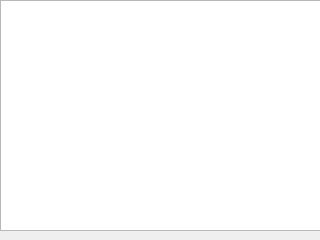
This is records.ui in nischalg8/Qt-Doctor-Appointment-System as Qt 5 draws it before an edit. The edited form follows.
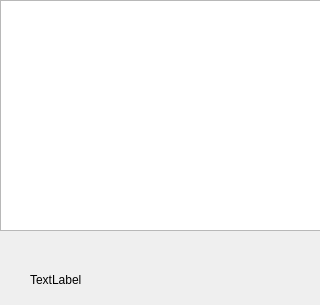
This is the edited form.

Diff of the .ui file:
```diff
--- a/records.ui
+++ b/records.ui
@@ -10,7 +10,7 @@
     <x>0</x>
     <y>0</y>
     <width>320</width>
-    <height>240</height>
+    <height>305</height>
    </rect>
   </property>
   <property name="windowTitle">
@@ -26,6 +26,19 @@
     </rect>
    </property>
   </widget>
+  <widget class="QLabel" name="lblinfo">
+   <property name="geometry">
+    <rect>
+     <x>30</x>
+     <y>270</y>
+     <width>241</width>
+     <height>20</height>
+    </rect>
+   </property>
+   <property name="text">
+    <string>TextLabel</string>
+   </property>
+  </widget>
  </widget>
  <resources/>
  <connections/>
```
Left out of the diff: 2 changed lines with no effect on the pictures.
